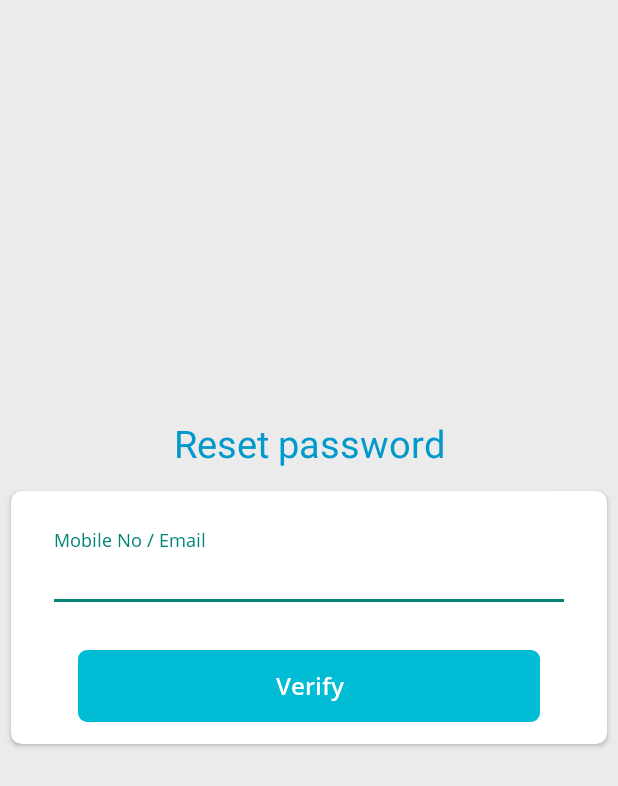
After one commit to MobiowinMobiTech/paalan-android, an Android app: the ForgotPassword screen opened directly, with no data from a screen before it, on a phone screen of 412 x 824 dp. The commit adds this screen. Shown: the top 786 px of the screen. Run offline under Robolectric (Android 15) with nearby library versions, the phone set to English and light mode, and no system bars; network calls fail.

Commit message:
1. Forgot password screen 2. UI changes and bug fixes

```diff
--- a/app/src/main/AndroidManifest.xml
+++ b/app/src/main/AndroidManifest.xml
@@ -35,6 +35,9 @@
             </intent-filter>
         </activity>
 
+
+        <activity android:name=".activity.ForgotPassword"
+            android:theme="@style/Theme.AppCompat.Light.NoActionBar"/>
 
         <activity android:name=".activity.Login"
             android:theme="@style/Theme.AppCompat.Light.NoActionBar"/>
--- /dev/null
+++ b/app/src/main/java/com/phyder/paalan/activity/ForgotPassword.java
@@ -0,0 +1,100 @@
+package com.phyder.paalan.activity;
+
+import android.os.Bundle;
+import android.support.annotation.Nullable;
+import android.support.v7.app.AppCompatActivity;
+import android.support.v7.widget.CardView;
+import android.text.TextUtils;
+import android.view.View;
+
+import com.phyder.paalan.R;
+import com.phyder.paalan.utils.AutoCompleteTextViewOpenSansRegular;
+import com.phyder.paalan.utils.ButtonOpenSansSemiBold;
+import com.phyder.paalan.utils.CommanUtils;
+
+/**
+ * Created by yashika on 14/2/17.
+ */
+public class ForgotPassword extends AppCompatActivity implements View.OnClickListener {
+
+    CardView cardVerifyUsername, cardConfirmPassword;
+    AutoCompleteTextViewOpenSansRegular edtUsername, edtPassword, edtConfirmPassword;
+    ButtonOpenSansSemiBold btnVerifyUser, btnConfirmPassword;
+
+
+
+    @Override
+    protected void onCreate(@Nullable Bundle savedInstanceState) {
+        super.onCreate(savedInstanceState);
+
+        setContentView(R.layout.activity_forgot_password);
+
+        cardVerifyUsername = (CardView)findViewById(R.id.card_view_verify_username);
+        cardConfirmPassword = (CardView)findViewById(R.id.card_view_update_password);
+
+        cardVerifyUsername.setVisibility(View.VISIBLE);
+
+        edtUsername = (AutoCompleteTextViewOpenSansRegular) findViewById(R.id.edtUsername);
+        edtPassword = (AutoCompleteTextViewOpenSansRegular) findViewById(R.id.edtPassword);
+        edtConfirmPassword = (AutoCompleteTextViewOpenSansRegular) findViewById(R.id.edtConfirmPassword);
+
+
+        btnVerifyUser = (ButtonOpenSansSemiBold)findViewById(R.id.btnVerify);
+        btnConfirmPassword = (ButtonOpenSansSemiBold)findViewById(R.id.btnUpdatePassword);
+
+        btnVerifyUser.setOnClickListener(this);
+        btnConfirmPassword.setOnClickListener(this);
+
+    }
+
+    @Override
+    public void onClick(View view) {
+        switch (view.getId()){
+            case R.id.btnVerify:
+                if (edtUsername.getText().length() > 0 && !TextUtils.isEmpty(edtUsername.getText())){
+                    verifyUser();
+                }
+                break;
+            case R.id.btnUpdatePassword:
+                if (isPasswordValid())
+                    updatePassword();
+                break;
+        }
+    }
+
+    /**
+     * Function used to update password
+     */
+    private void updatePassword() {
+
+    }
+
+    /**
+     * Function used to validate password
+     * @return : validation result
+     */
+    private boolean isPasswordValid() {
+        if (TextUtils.isEmpty(edtPassword.getText())) {
+            CommanUtils.showAlert(this, getString(R.string.forgot_password), getString(R.string.password_empty_message));
+            return false;
+        }else if (TextUtils.isEmpty(edtConfirmPassword.getText())) {
+            CommanUtils.showAlert(this, getString(R.string.forgot_password), getString(R.string.password_empty_message));
+            return false;
+        }else if (!CommanUtils.isPasswordValid(edtPassword.getText().toString())){
+            CommanUtils.showAlert(this, getString(R.string.forgot_password), getString(R.string.password_length_message));
+            return false;
+        }else if (!edtPassword.getText().toString().equals(edtConfirmPassword.getText().toString())){
+            CommanUtils.showAlert(this, getString(R.string.forgot_password), getString(R.string.password_validation_mesasage));
+            return false;
+        }
+
+        return true;
+    }
+
+    /**
+     * Function used to verify user
+     */
+    private void verifyUser() {
+
+    }
+}
--- a/app/src/main/java/com/phyder/paalan/fragments/FragmentMyProfile.java
+++ b/app/src/main/java/com/phyder/paalan/fragments/FragmentMyProfile.java
@@ -114,6 +114,7 @@ public class FragmentMyProfile extends Fragment {
                     edtRole.setText(cursor.getString(cursor.getColumnIndex(Attributes.Database.PROFILE_ROLE)));
                     edtRegistrationNo.setText(cursor.getString(cursor.getColumnIndex(Attributes.Database.PROFILE_REGISTER_NO)));
                     edtFacebookLink.setText(cursor.getString(cursor.getColumnIndex(Attributes.Database.PROFILE_FB_LINK)));
+                    Log.d(TAG, "populatingData: LI LINK"+cursor.getString(cursor.getColumnIndex(Attributes.Database.PROFILE_LINKED_IN_LINK)));
                     edtLinkedInLink.setText(cursor.getString(cursor.getColumnIndex(Attributes.Database.PROFILE_LINKED_IN_LINK)));
                     edtWebsiteLink.setText(cursor.getString(cursor.getColumnIndex(Attributes.Database.PROFILE_WEB_LINK)));
                     edtTwitterLink.setText(cursor.getString(cursor.getColumnIndex(Attributes.Database.PROFILE_TWITTER_LINK)));
--- a/app/src/main/java/com/phyder/paalan/services/FCMTokenGeneratorService.java
+++ b/app/src/main/java/com/phyder/paalan/services/FCMTokenGeneratorService.java
@@ -13,11 +13,12 @@ import retrofit2.Callback;
 import retrofit2.Response;
 import retrofit2.Retrofit;
 
+
 /**
- * Created by Gouresh on 22/11/16
+ * @author  Pramod Waghmare
+ * created on 3/02/17
  * Company PhyderCmss.
  */
-
 public class FCMTokenGeneratorService extends FirebaseInstanceIdService {
 
     private static final String TAG = FCMTokenGeneratorService.class.getName();
--- a/app/src/main/java/com/phyder/paalan/services/NotificationReciever.java
+++ b/app/src/main/java/com/phyder/paalan/services/NotificationReciever.java
@@ -15,8 +15,10 @@ import com.phyder.paalan.R;
 import com.phyder.paalan.activity.ActivityFragmentPlatform;
 import com.phyder.paalan.utils.Config;
 
+
 /**
- * Created by Gouresh on 25/1/17
+ * @author  Pramod Waghmare
+ * created on 3/02/17
  * Company PhyderCmss.
  */
 public class NotificationReciever extends BroadcastReceiver {
@@ -35,7 +37,6 @@ public class NotificationReciever extends BroadcastReceiver {
             scheduleAlarm(context);
         }
 
-
     }
 
     @RequiresApi(api = Build.VERSION_CODES.N)
@@ -46,7 +47,6 @@ public class NotificationReciever extends BroadcastReceiver {
         PendingIntent alarmIntent = PendingIntent.getService(context, 0, intent, PendingIntent.FLAG_CANCEL_CURRENT);
         alarmMgr.setInexactRepeating(AlarmManager.RTC_WAKEUP, SystemClock.elapsedRealtime(),
                 Config.TRIGGER_TIME, alarmIntent);
-
     }
 
     /**
--- /dev/null
+++ b/app/src/main/res/layout/activity_forgot_password.xml
@@ -0,0 +1,160 @@
+<?xml version="1.0" encoding="utf-8"?>
+<RelativeLayout xmlns:android="http://schemas.android.com/apk/res/android"
+    android:orientation="vertical" android:layout_width="match_parent"
+    android:layout_height="match_parent"
+    android:background="#ebebeb">
+
+
+
+    <TextView
+        android:layout_width="match_parent"
+        android:layout_height="wrap_content"
+        android:gravity="center"
+        android:padding="7dp"
+        style="@style/NewTaskHeaderText"
+        android:text="@string/reset_password"
+        android:textSize="@dimen/dp_25"
+        android:textAppearance="@style/Base.TextAppearance.AppCompat.Medium"
+        android:layout_above="@+id/card_view_verify_username"
+        android:layout_alignLeft="@+id/card_view"
+        android:layout_alignStart="@+id/card_view"
+        android:id="@+id/textView" />
+
+    <android.support.v7.widget.CardView
+        xmlns:card_view="http://schemas.android.com/apk/res-auto"
+        android:id="@+id/card_view_verify_username"
+        android:layout_centerHorizontal="true"
+        android:layout_centerVertical="true"
+        android:layout_width="match_parent"
+        android:layout_height="wrap_content"
+        android:padding="7dp"
+        android:layout_margin="7dp"
+        card_view:cardCornerRadius="7dp">
+
+        <LinearLayout
+            android:layout_width="match_parent"
+            android:layout_height="match_parent"
+            android:orientation="vertical"
+            android:padding="7dp"
+            android:layout_margin="7dp">
+
+
+            <android.support.design.widget.TextInputLayout
+                android:layout_width="match_parent"
+                android:layout_height="wrap_content"
+                android:layout_marginLeft="10dp"
+                android:layout_marginRight="10dp"
+                android:layout_marginTop="10dp">
+
+                <com.phyder.paalan.utils.AutoCompleteTextViewOpenSansRegular
+                    android:id="@+id/edtUsername"
+                    android:layout_width="match_parent"
+                    android:layout_height="wrap_content"
+                    android:hint="@string/prompt_email"
+                    android:inputType="textEmailAddress"
+                    android:maxLines="1"
+                    android:textColorHint="@color/secondary_text"
+                    android:textColor="@color/primary_text" />
+
+            </android.support.design.widget.TextInputLayout>
+
+            <com.phyder.paalan.utils.ButtonOpenSansSemiBold
+                android:id="@+id/btnVerify"
+                android:layout_width="match_parent"
+                android:layout_height="wrap_content"
+                android:textAllCaps="false"
+                android:background="@drawable/background_button"
+                android:text="@string/verify"
+                android:textColor="@drawable/button_text_color"
+                android:textSize="16sp"
+                android:textStyle="bold"
+                android:layout_marginLeft="30dp"
+                android:layout_marginRight="30dp"
+                android:layout_marginTop="25dp"/>
+
+
+
+        </LinearLayout>
+    </android.support.v7.widget.CardView>
+
+
+    <android.support.v7.widget.CardView
+        android:visibility="gone"
+        xmlns:card_view="http://schemas.android.com/apk/res-auto"
+        android:id="@+id/card_view_update_password"
+        android:layout_centerHorizontal="true"
+        android:layout_centerVertical="true"
+        android:layout_width="match_parent"
+        android:layout_height="wrap_content"
+        android:padding="7dp"
+        android:layout_margin="7dp"
+        card_view:cardCornerRadius="7dp">
+
+        <LinearLayout
+            android:layout_width="match_parent"
+            android:layout_height="match_parent"
+            android:orientation="vertical"
+            android:padding="7dp"
+            android:layout_margin="7dp">
+
+
+            <android.support.design.widget.TextInputLayout
+                android:layout_width="match_parent"
+                android:layout_height="wrap_content"
+                android:layout_marginLeft="10dp"
+                android:layout_marginRight="10dp"
+                android:layout_marginTop="10dp">
+
+                <com.phyder.paalan.utils.AutoCompleteTextViewOpenSansRegular
+                    android:id="@+id/edtPassword"
+                    android:layout_width="match_parent"
+                    android:layout_height="wrap_content"
+                    android:hint="@string/enter_password"
+                    android:inputType="textEmailAddress"
+                    android:maxLines="1"
+                    android:textColorHint="@color/secondary_text"
+                    android:textColor="@color/primary_text" />
+
+            </android.support.design.widget.TextInputLayout>
+
+
+            <android.support.design.widget.TextInputLayout
+                android:layout_width="match_parent"
+                android:layout_height="wrap_content"
+                android:layout_marginLeft="10dp"
+                android:layout_marginRight="10dp"
+                android:layout_marginTop="10dp">
+
+                <com.phyder.paalan.utils.AutoCompleteTextViewOpenSansRegular
+                    android:id="@+id/edtConfirmPassword"
+                    android:layout_width="match_parent"
+                    android:layout_height="wrap_content"
+                    android:hint="@string/confirm_password"
+                    android:inputType="textEmailAddress"
+                    android:maxLines="1"
+                    android:textColorHint="@color/secondary_text"
+                    android:textColor="@color/primary_text" />
+
+            </android.support.design.widget.TextInputLayout>
+
+            <com.phyder.paalan.utils.ButtonOpenSansSemiBold
+                android:id="@+id/btnUpdatePassword"
+                android:layout_width="match_parent"
+                android:layout_height="wrap_content"
+                android:textAllCaps="false"
+                android:background="@drawable/background_button"
+                android:text="@string/upate"
+                android:textColor="@drawable/button_text_color"
+                android:textSize="16sp"
+                android:textStyle="bold"
+                android:layout_marginLeft="30dp"
+                android:layout_marginRight="30dp"
+                android:layout_marginTop="25dp"/>
+
+
+
+        </LinearLayout>
+    </android.support.v7.widget.CardView>
+
+
+</RelativeLayout>
--- a/app/src/main/res/layout/fragment_donate_view.xml
+++ b/app/src/main/res/layout/fragment_donate_view.xml
@@ -102,7 +102,7 @@
                 <ImageView
                     android:layout_width="250dp"
                     android:layout_height="100dp"
-                    android:src="@drawable/unknown"
+                    android:src="@drawable/ic_add_circle_outline_black_24dp"
                     android:id="@+id/imageCategory"
                     android:layout_alignParentTop="true"
                     android:layout_centerHorizontal="true" />
```
Also changed, not shown: app/build.gradle (+3 -18 lines), app/src/main/java/com/phyder/paalan/activity/ActivityFragmentPlatform.java (+22 -4 lines), app/src/main/java/com/phyder/paalan/activity/Login.java (+20 -20 lines), app/src/main/java/com/phyder/paalan/db/DBAdapter.java (+50 -53 lines), app/src/main/java/com/phyder/paalan/fragments/FragmentCreateEvent.java (+17 -0 lines), app/src/main/java/com/phyder/paalan/payload/response/ResponseLogin.java (+10 -0 lines), app/src/main/java/com/phyder/paalan/services/CronJobService.java (+13 -1 lines), app/src/main/java/com/phyder/paalan/services/NotificationRecieverService.java (+6 -7 lines), app/src/main/res/layout/activity_login.xml (+9 -0 lines), app/src/main/res/values/strings.xml (+27 -14 lines), 2 other files.
